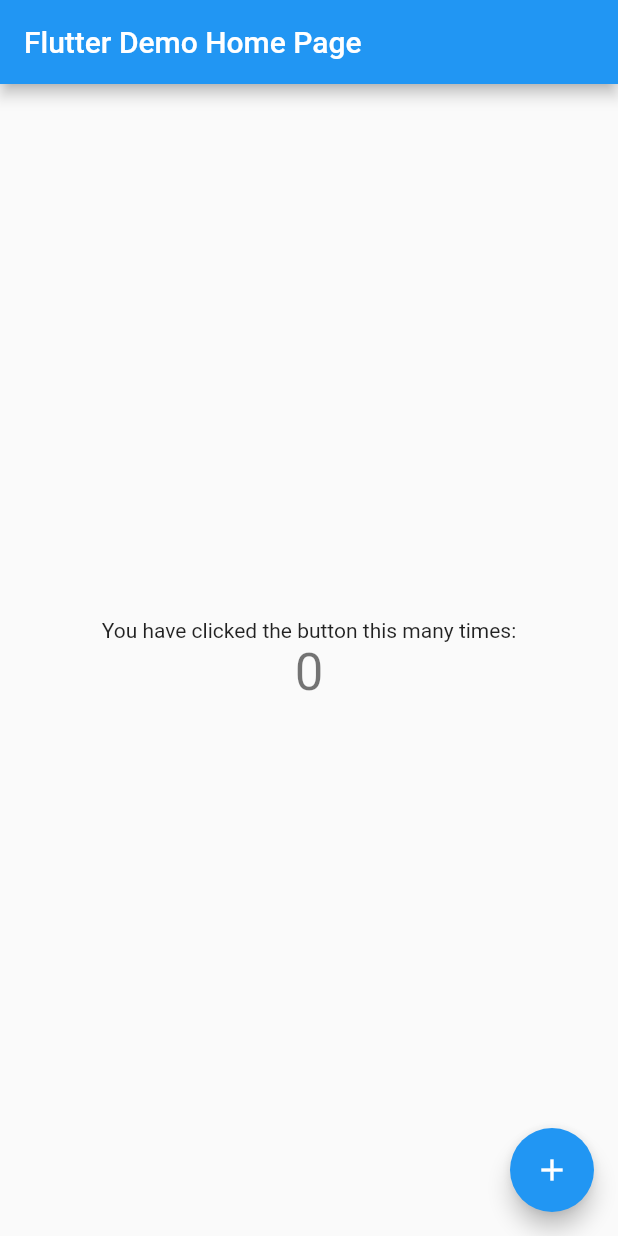
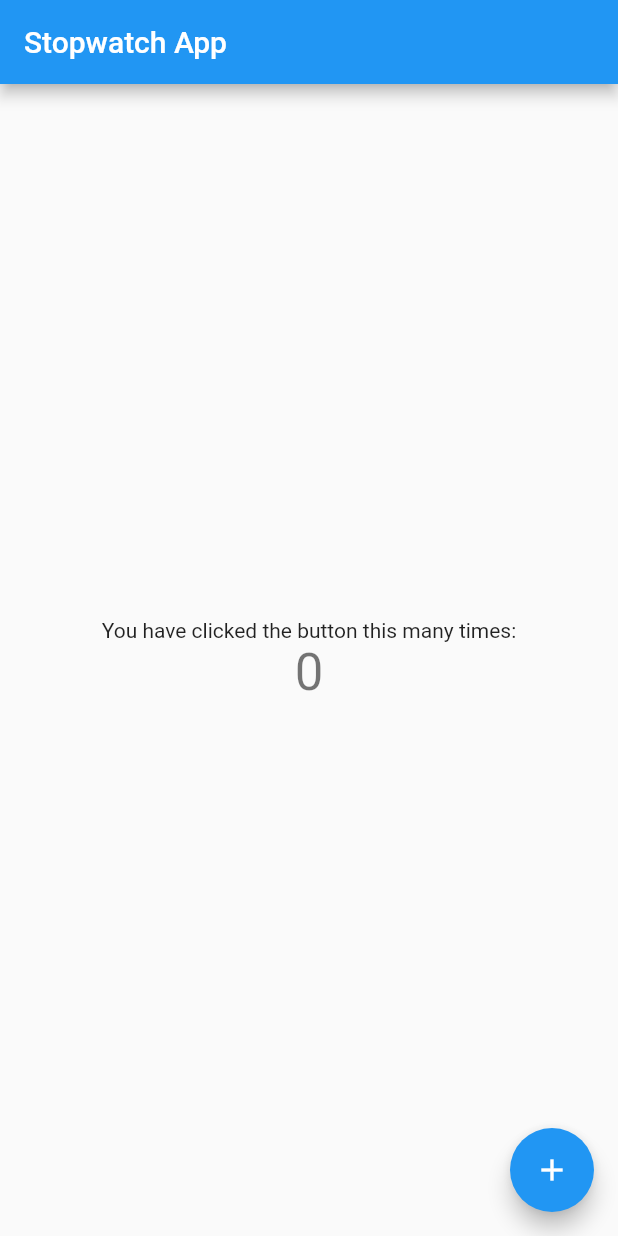
Before and after one commit to ananaziz96/flutter_stopwatch, a Flutter app: the screen it shows after launch, on a phone screen of 412 x 824 dp. Run offline on Flutter 3.47's test engine with Material 2 defaults, Android fonts, the phone set to English and light mode, and no system bars.

Commit message:
test ft branch

```diff
--- a/lib/main.dart
+++ b/lib/main.dart
@@ -24,7 +24,7 @@ class MyApp extends StatelessWidget {
         // is not restarted.
         primarySwatch: Colors.blue,
       ),
-      home: const MyHomePage(title: 'Flutter Demo Home Page'),
+      home: const MyHomePage(title: 'Stopwatch App'),
     );
   }
 }
```
